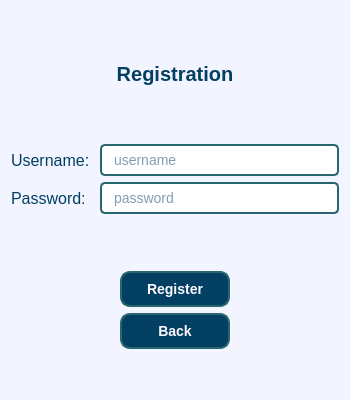
This is course_work/source/menu/Auth and registration/registration_window.ui in R-Kiselev/Lab1 as Qt 5 draws it before an edit. The edited form follows.
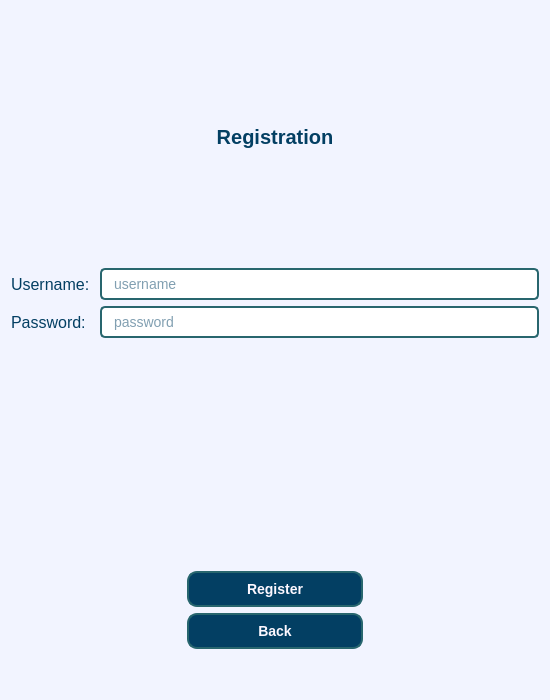
This is the edited form.

The edit to the form file:
```diff
--- a/course_work/source/menu/Auth and registration/registration_window.ui
+++ b/course_work/source/menu/Auth and registration/registration_window.ui
@@ -6,8 +6,8 @@
    <rect>
     <x>0</x>
     <y>0</y>
-    <width>350</width>
-    <height>400</height>
+    <width>550</width>
+    <height>700</height>
    </rect>
   </property>
   <property name="windowTitle">
@@ -303,6 +303,19 @@
        </item>
       </layout>
      </item>
+     <item>
+      <spacer name="verticalSpacer_5">
+       <property name="orientation">
+        <enum>Qt::Orientation::Vertical</enum>
+       </property>
+       <property name="sizeHint" stdset="0">
+        <size>
+         <width>20</width>
+         <height>40</height>
+        </size>
+       </property>
+      </spacer>
+     </item>
      <item>
       <spacer name="verticalSpacer_4">
        <property name="orientation">
```
